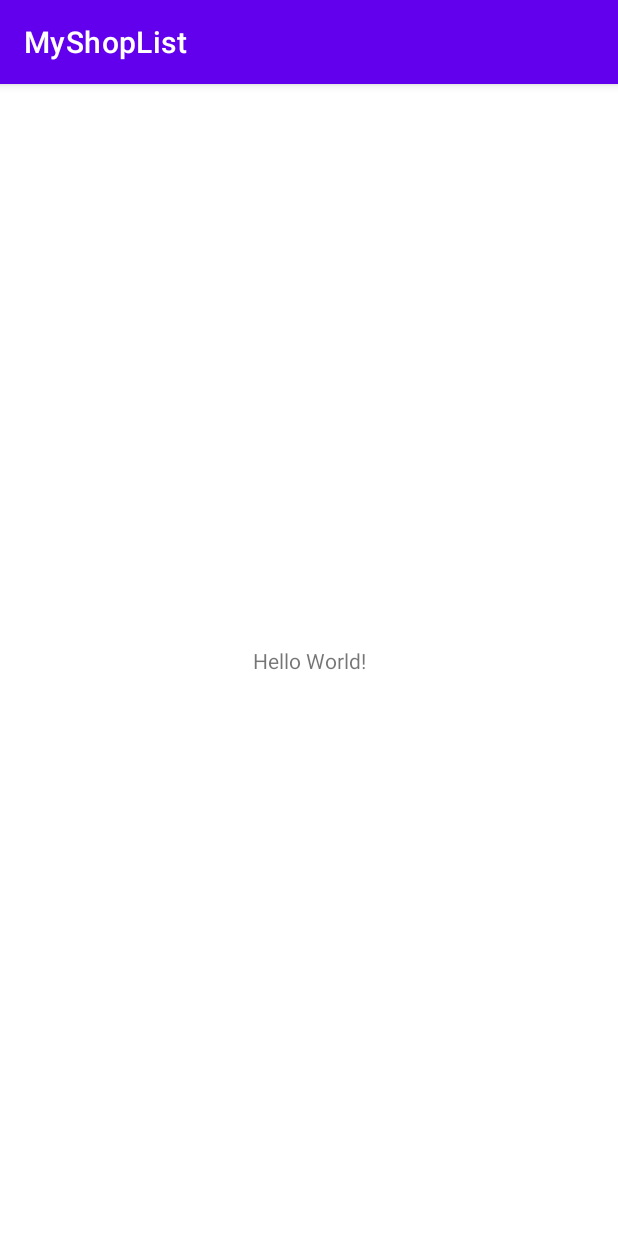
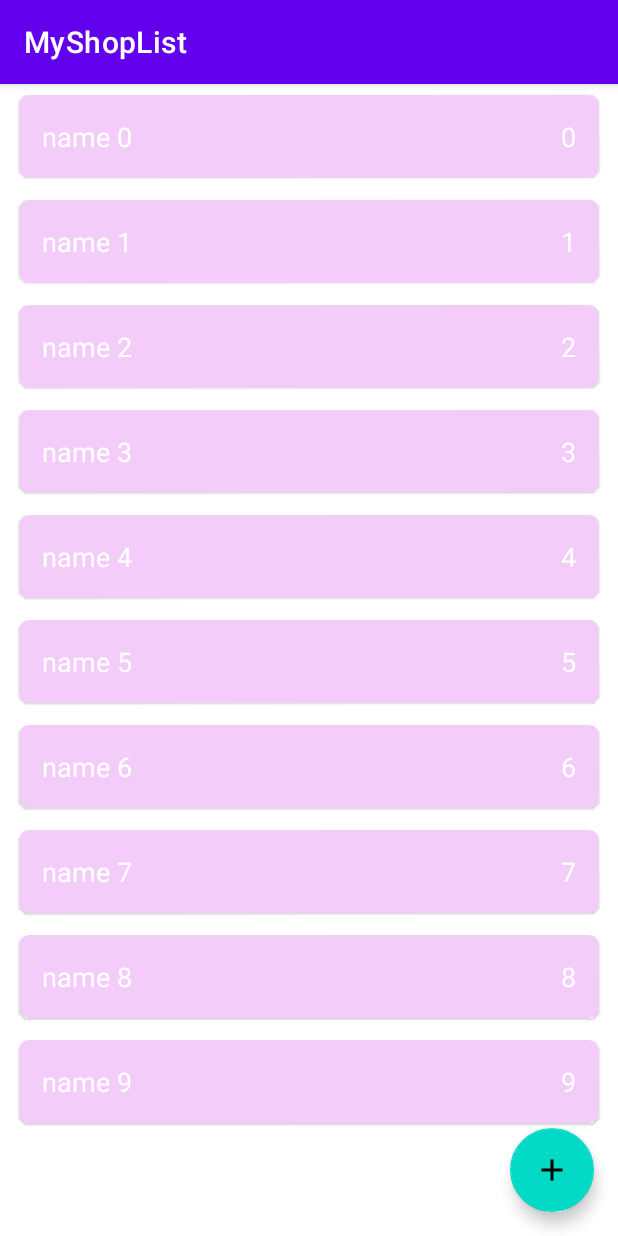
Before and after one commit to auelbai/MyShopList, an Android app: the screen it shows after launch (MainActivity), on a phone screen of 412 x 824 dp. Run offline under Robolectric (Android 15) with nearby library versions, the phone set to English and light mode, and no system bars.

Commit message:
добавлены макеты страниц, реализован ресвйкл вью, дабавлен ресайкл вью адаптер

```diff
--- a/app/src/main/java/com/example/myshoplist/data/ShopListRepositoryImpl.kt
+++ b/app/src/main/java/com/example/myshoplist/data/ShopListRepositoryImpl.kt
@@ -5,11 +5,13 @@ import androidx.lifecycle.MutableLiveData
 import com.example.myshoplist.domain.ShopItem
 import com.example.myshoplist.domain.ShopListRepository
 import java.lang.RuntimeException
+import java.util.*
+import kotlin.Comparator
 
 object ShopListRepositoryImpl: ShopListRepository {
 
     private val shopListLD = MutableLiveData<List<ShopItem>>()
-    private var shopList = mutableListOf<ShopItem>()
+    private var shopList = sortedSetOf<ShopItem>({ o1, o2 -> o1.id.compareTo(o2.id) })
     private var shopItemId = 0
 
     init {
--- a/app/src/main/java/com/example/myshoplist/presentation/MainActivity.kt
+++ b/app/src/main/java/com/example/myshoplist/presentation/MainActivity.kt
@@ -3,23 +3,34 @@ package com.example.myshoplist.presentation
 import androidx.appcompat.app.AppCompatActivity
 import android.os.Bundle
 import android.util.Log
+import android.view.LayoutInflater
+import android.widget.LinearLayout
+import android.widget.TextView
 import androidx.lifecycle.ViewModelProvider
+import androidx.recyclerview.widget.RecyclerView
 import com.example.myshoplist.R
 import com.example.myshoplist.domain.ShopItem
 
 class MainActivity : AppCompatActivity() {
 
     private lateinit var viewModel: MainViewModel
+    private lateinit var adapter: ShopListAdapter
 
     override fun onCreate(savedInstanceState: Bundle?) {
         super.onCreate(savedInstanceState)
         setContentView(R.layout.activity_main)
 
+        setRecyclerView()
         viewModel = ViewModelProvider(this)[MainViewModel::class.java]
+        viewModel.shopList.observe(this) {
+            adapter.shopList = it
+        }
+    }
 
-        viewModel.shopList.observe(this) {
-            TODO()
-        }
+    private fun setRecyclerView() {
+        val recyclerView = findViewById<RecyclerView>(R.id.rv_shop_list)
+        adapter = ShopListAdapter()
+        recyclerView.adapter = adapter
+    }
 
-    }
 }
--- /dev/null
+++ b/app/src/main/java/com/example/myshoplist/presentation/ShopListAdapter.kt
@@ -0,0 +1,49 @@
+package com.example.myshoplist.presentation
+
+import android.view.LayoutInflater
+import android.view.View
+import android.view.ViewGroup
+import android.widget.TextView
+import androidx.recyclerview.widget.RecyclerView
+import com.example.myshoplist.R
+import com.example.myshoplist.domain.ShopItem
+
+class ShopListAdapter : RecyclerView.Adapter<ShopListAdapter.ShopItemViewHolder>() {
+
+    var shopList = listOf<ShopItem>()
+        set(value) {
+            field = value
+            notifyDataSetChanged()
+        }
+
+    override fun onCreateViewHolder(parent: ViewGroup, viewType: Int): ShopItemViewHolder {
+        val view = LayoutInflater.from(parent.context).inflate(
+            R.layout.disabled_item_card,
+            parent,
+            false
+        )
+        return ShopItemViewHolder(view)
+    }
+
+    override fun onBindViewHolder(holder: ShopItemViewHolder, position: Int) {
+
+        val shopItem = shopList[position]
+
+        holder.tvName.text = shopItem.name
+        holder.tvCount.text = shopItem.count.toString()
+
+        holder.itemView.setOnLongClickListener {
+            TODO()
+        }
+
+    }
+
+    override fun getItemCount(): Int {
+        return shopList.size
+    }
+
+    class ShopItemViewHolder(itemView: View) : RecyclerView.ViewHolder(itemView) {
+        val tvName: TextView = itemView.findViewById(R.id.nameTextView)
+        val tvCount: TextView = itemView.findViewById(R.id.countTextView)
+    }
+}
--- /dev/null
+++ b/app/src/main/res/drawable/ic_add.xml
@@ -0,0 +1,9 @@
+<vector xmlns:android="http://schemas.android.com/apk/res/android"
+    android:width="24dp"
+    android:height="24dp"
+    android:viewportWidth="24"
+    android:viewportHeight="24">
+    <path
+        android:pathData="M19,13h-6v6h-2v-6H5v-2h6V5h2v6h6v2z"
+        android:fillColor="#ffffff"/>
+</vector>
--- a/app/src/main/res/layout/activity_main.xml
+++ b/app/src/main/res/layout/activity_main.xml
@@ -1,18 +1,33 @@
 <?xml version="1.0" encoding="utf-8"?>
-<androidx.constraintlayout.widget.ConstraintLayout xmlns:android="http://schemas.android.com/apk/res/android"
+<androidx.constraintlayout.widget.ConstraintLayout
+    xmlns:android="http://schemas.android.com/apk/res/android"
     xmlns:app="http://schemas.android.com/apk/res-auto"
     xmlns:tools="http://schemas.android.com/tools"
     android:layout_width="match_parent"
     android:layout_height="match_parent"
     tools:context=".presentation.MainActivity">
 
-    <TextView
+    <androidx.recyclerview.widget.RecyclerView
+        android:id="@+id/rv_shop_list"
+        android:layout_width="0dp"
+        android:layout_height="0dp"
+        app:layout_constraintBottom_toBottomOf="parent"
+        app:layout_constraintEnd_toEndOf="parent"
+        app:layout_constraintStart_toStartOf="parent"
+        app:layout_constraintTop_toTopOf="parent"
+        app:layoutManager="androidx.recyclerview.widget.LinearLayoutManager"
+        tools:listitem="@layout/enabled_item_card"/>
+
+    <com.google.android.material.floatingactionbutton.FloatingActionButton
+        android:id="@+id/button_add_shop_item"
         android:layout_width="wrap_content"
         android:layout_height="wrap_content"
-        android:text="Hello World!"
+        android:layout_marginEnd="16dp"
+        android:layout_marginBottom="16dp"
+        android:clickable="true"
+        android:focusable="true"
         app:layout_constraintBottom_toBottomOf="parent"
-        app:layout_constraintLeft_toLeftOf="parent"
-        app:layout_constraintRight_toRightOf="parent"
-        app:layout_constraintTop_toTopOf="parent" />
+        app:layout_constraintEnd_toEndOf="parent"
+        app:srcCompat="@drawable/ic_add" />
 
 </androidx.constraintlayout.widget.ConstraintLayout>
--- /dev/null
+++ b/app/src/main/res/layout/disabled_item_card.xml
@@ -0,0 +1,42 @@
+<?xml version="1.0" encoding="utf-8"?>
+
+    <androidx.cardview.widget.CardView
+        xmlns:android="http://schemas.android.com/apk/res/android"
+        xmlns:app="http://schemas.android.com/apk/res-auto"
+        android:layout_width="match_parent"
+        android:layout_height="wrap_content"
+        android:layout_marginStart="8dp"
+        android:layout_marginTop="2dp"
+        android:layout_marginEnd="8dp"
+        android:layout_marginBottom="2dp"
+        app:cardCornerRadius="7dp"
+        app:cardElevation="1dp"
+        app:cardUseCompatPadding="true">
+
+        <LinearLayout
+            android:layout_width="match_parent"
+            android:layout_height="wrap_content"
+            android:background="#F3CCFA"
+            android:orientation="horizontal"
+            android:padding="15dp">
+
+            <TextView
+                android:id="@+id/nameTextView"
+                android:layout_width="0dp"
+                android:layout_height="wrap_content"
+                android:layout_weight="1"
+                android:text="Сметана"
+                android:textColor="@color/white"
+                android:textSize="18sp" />
+
+            <TextView
+                android:id="@+id/countTextView"
+                android:layout_width="wrap_content"
+                android:layout_height="wrap_content"
+                android:text="10"
+                android:textColor="@color/white"
+                android:textSize="18sp" />
+
+        </LinearLayout>
+
+    </androidx.cardview.widget.CardView>
--- /dev/null
+++ b/app/src/main/res/layout/enabled_item_card.xml
@@ -0,0 +1,41 @@
+<?xml version="1.0" encoding="utf-8"?>
+    <androidx.cardview.widget.CardView
+        xmlns:app="http://schemas.android.com/apk/res-auto"
+        xmlns:android="http://schemas.android.com/apk/res/android"
+        android:layout_width="match_parent"
+        android:layout_height="wrap_content"
+        android:layout_marginTop="2dp"
+        android:layout_marginStart="8dp"
+        android:layout_marginEnd="8dp"
+        android:layout_marginBottom="2dp"
+        app:cardCornerRadius="7dp"
+        app:cardElevation="4dp"
+        app:cardUseCompatPadding="true">
+
+        <LinearLayout
+            android:layout_width="match_parent"
+            android:layout_height="wrap_content"
+            android:background="@android:color/holo_purple"
+            android:orientation="horizontal"
+            android:padding="15dp">
+
+            <TextView
+                android:id="@+id/nameTextView"
+                android:layout_width="0dp"
+                android:layout_height="wrap_content"
+                android:layout_weight="1"
+                android:text="Сметана"
+                android:textSize="18sp"
+                android:textColor="@color/white"/>
+
+            <TextView
+                android:id="@+id/countTextView"
+                android:layout_width="wrap_content"
+                android:layout_height="wrap_content"
+                android:text="10"
+                android:textSize="18sp"
+                android:textColor="@color/white"/>
+
+        </LinearLayout>
+
+    </androidx.cardview.widget.CardView>
```
